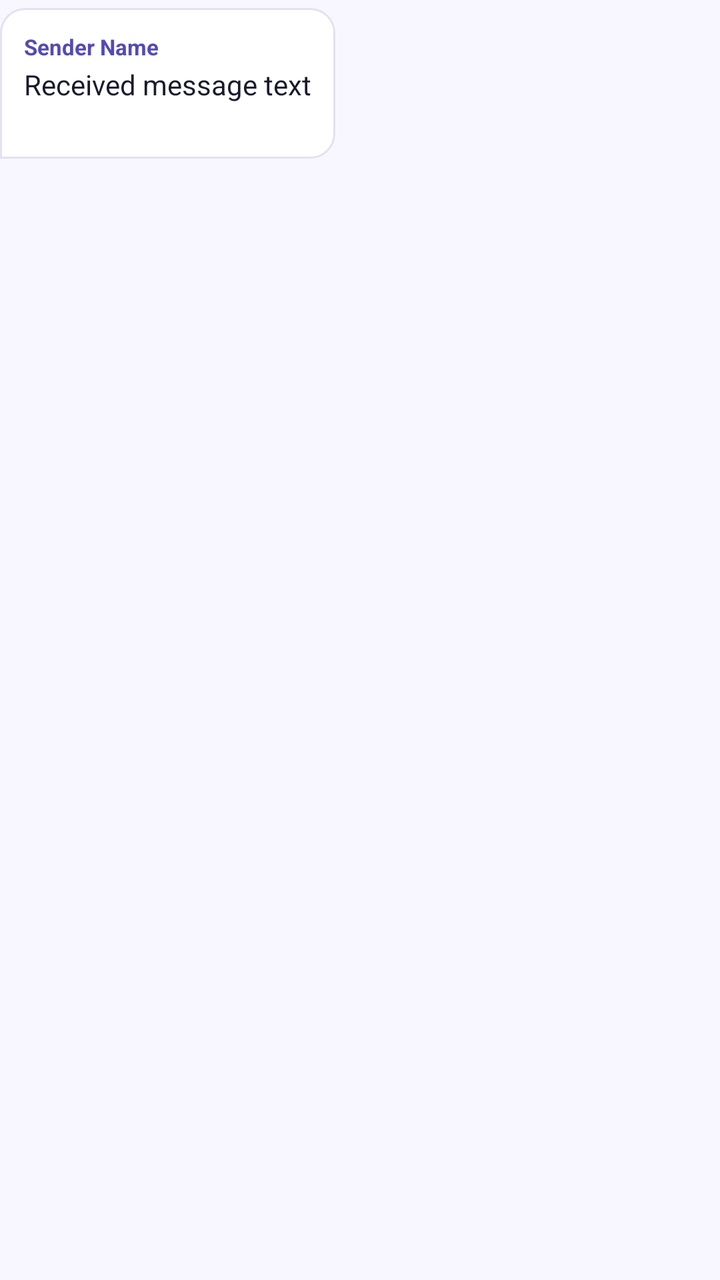
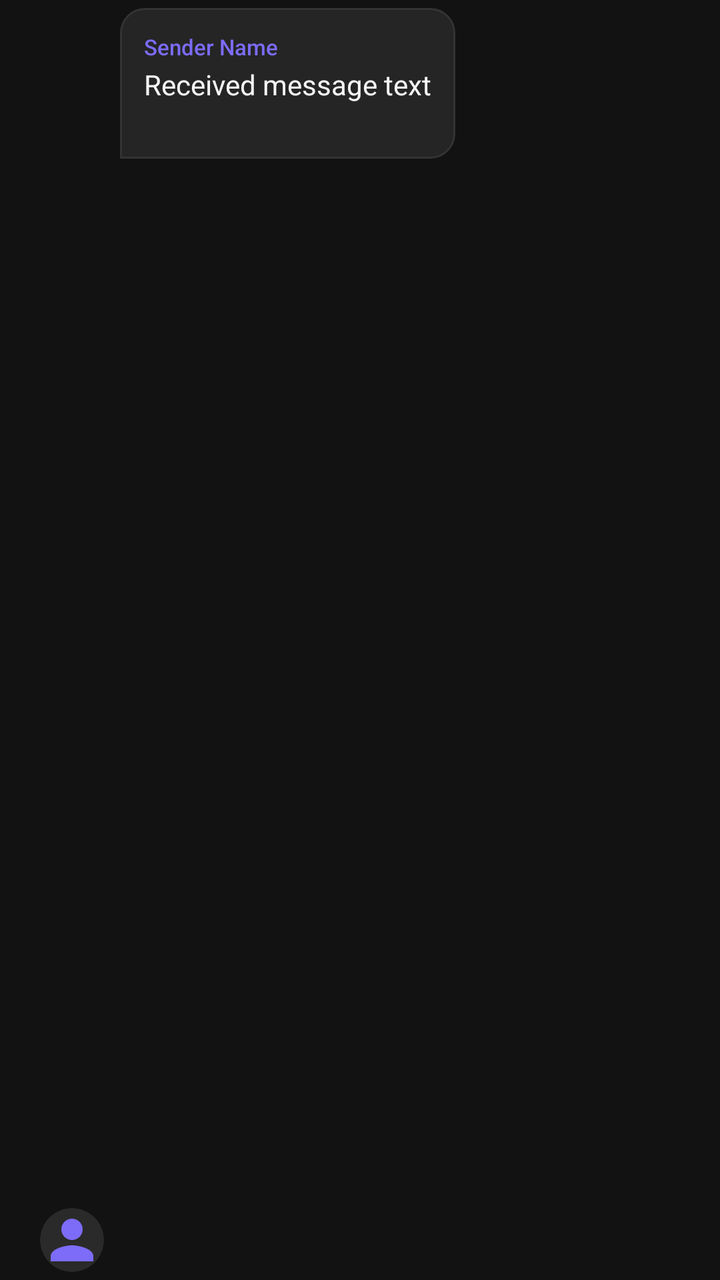

Screens rendered from an Android XML layout before and after an edit, with the pre-edit source and the edit as a unified diff.
<!-- AndroidManifest.xml: application theme Theme.Findora -->
<!-- res/layout/item_chat_received.xml -->
<?xml version="1.0" encoding="utf-8"?>
<LinearLayout xmlns:android="http://schemas.android.com/apk/res/android"
    android:layout_width="match_parent"
    android:layout_height="wrap_content"
    android:gravity="start"
    android:orientation="vertical"
    android:paddingVertical="4dp">

    <LinearLayout
        android:layout_width="wrap_content"
        android:layout_height="wrap_content"
        android:background="@drawable/bg_bubble_received"
        android:orientation="vertical"
        android:padding="12dp">

        <TextView
            android:id="@+id/tvSenderName"
            android:layout_width="wrap_content"
            android:layout_height="wrap_content"
            android:layout_marginBottom="2dp"
            android:text="Sender Name"
            android:textColor="@color/primary_purple"
            android:textSize="11sp"
            android:textStyle="bold" />

        <TextView
            android:id="@+id/tvMessage"
            android:layout_width="wrap_content"
            android:layout_height="wrap_content"
            android:maxWidth="280dp"
            android:text="Received message text"
            android:textColor="@color/text_dark"
            android:textSize="14sp" />

        <TextView
            android:id="@+id/tvTime"
            android:layout_width="wrap_content"
            android:layout_height="wrap_content"
            android:layout_gravity="end"
            android:layout_marginTop="2dp"
            android:textColor="@color/text_gray"
            android:textSize="10sp" />
    </LinearLayout>
</LinearLayout>
<!-- resources referenced by this layout -->
<resources>
  <color name="primary_purple">#534AB7</color>
  <color name="text_dark">#1A1A2E</color>
  <color name="text_gray">#6B6B8A</color>
  <!-- drawable bg_bubble_received (drawable) -->
  <?xml version="1.0" encoding="utf-8"?>
  <shape xmlns:android="http://schemas.android.com/apk/res/android"
      android:shape="rectangle">
      <corners
          android:topLeftRadius="12dp"
          android:topRightRadius="12dp"
          android:bottomLeftRadius="0dp"
          android:bottomRightRadius="12dp" />
      <solid android:color="@color/white" />
      <stroke android:width="1dp" android:color="@color/card_border" />
  </shape>
  <style name="Theme.Findora" parent="Theme.Material3.DayNight.NoActionBar">
          
          <item name="colorPrimary">@color/primary_purple</item>
          <item name="colorOnPrimary">@color/white</item>
          <item name="colorPrimaryContainer">@color/light_purple</item>
          <item name="colorOnPrimaryContainer">@color/dark_purple</item>
  
          
          <item name="colorSecondary">@color/success_green</item>
          <item name="colorOnSecondary">@color/white</item>
          <item name="colorSecondaryContainer">@color/light_green</item>
          <item name="colorOnSecondaryContainer">@color/success_green</item>
  
          
          <item name="android:statusBarColor">@color/screen_background</item>
          <item name="android:windowLightStatusBar">true</item>
          
          
          <item name="android:windowBackground">@color/screen_background</item>
  
          
          <item name="materialButtonStyle">@style/Widget.Findora.Button</item>
          <item name="materialCardViewStyle">@style/Widget.Findora.Card</item>
          <item name="textInputStyle">@style/Widget.Findora.TextInputLayout</item>
      </style>
  <color name="card_border">#E2E2F0</color>
  <color name="light_purple">#EEEDFE</color>
  <color name="dark_purple">#3C3489</color>
  <color name="success_green">#1D9E75</color>
  <color name="light_green">#E1F5EE</color>
  <color name="screen_background">#F8F7FF</color>
  <style name="Widget.Findora.Button" parent="Widget.Material3.Button">
          <item name="cornerRadius">12dp</item>
          <item name="android:insetTop">0dp</item>
          <item name="android:insetBottom">0dp</item>
          <item name="android:textAllCaps">false</item>
          <item name="android:fontFamily">sans-serif-medium</item>
          <item name="android:paddingTop">12dp</item>
          <item name="android:paddingBottom">12dp</item>
      </style>
  <style name="Widget.Findora.Card" parent="Widget.Material3.CardView.Elevated">
          <item name="cardCornerRadius">16dp</item>
          <item name="cardElevation">2dp</item>
          <item name="strokeColor">@color/card_border</item>
          <item name="strokeWidth">1dp</item>
          <item name="cardBackgroundColor">@color/white</item>
      </style>
  <style name="Widget.Findora.TextInputLayout" parent="Widget.Material3.TextInputLayout.OutlinedBox">
          <item name="boxCornerRadiusTopStart">12dp</item>
          <item name="boxCornerRadiusTopEnd">12dp</item>
          <item name="boxCornerRadiusBottomStart">12dp</item>
          <item name="boxCornerRadiusBottomEnd">12dp</item>
          <item name="boxStrokeColor">@color/primary_purple</item>
          <item name="hintTextColor">@color/primary_purple</item>
          <item name="android:textColorHint">@color/text_gray</item>
      </style>
  <!-- unchanged entries left out for length: 1 -->
</resources>

<!-- the commit's change to res/layout/item_chat_received.xml (unified diff, before → after) -->
@@ -1,10 +1,30 @@
 <?xml version="1.0" encoding="utf-8"?>
 <LinearLayout xmlns:android="http://schemas.android.com/apk/res/android"
+    xmlns:app="http://schemas.android.com/apk/res-auto"
     android:layout_width="match_parent"
     android:layout_height="wrap_content"
     android:gravity="start"
-    android:orientation="vertical"
-    android:paddingVertical="4dp">
+    android:orientation="horizontal"
+    android:paddingVertical="4dp"
+    android:paddingHorizontal="@dimen/screen_padding_horizontal">
+
+    <com.google.android.material.card.MaterialCardView
+        android:id="@+id/cvAvatar"
+        android:layout_width="32dp"
+        android:layout_height="32dp"
+        android:layout_marginEnd="8dp"
+        android:layout_gravity="bottom"
+        app:cardCornerRadius="16dp"
+        app:cardElevation="0dp">
+
+        <ImageView
+            android:id="@+id/ivAvatar"
+            android:layout_width="match_parent"
+            android:layout_height="match_parent"
+            android:scaleType="centerCrop"
+            android:src="@drawable/ic_person"
+            app:tint="@color/primary_purple" />
+    </com.google.android.material.card.MaterialCardView>
 
     <LinearLayout
         android:layout_width="wrap_content"
@@ -21,7 +41,18 @@
             android:text="Sender Name"
             android:textColor="@color/primary_purple"
             android:textSize="11sp"
-            android:textStyle="bold" />
+            android:fontFamily="sans-serif-medium" />
+
+        <com.google.android.material.imageview.ShapeableImageView
+            android:id="@+id/ivMessageImage"
+            android:layout_width="220dp"
+            android:layout_height="wrap_content"
+            android:maxHeight="260dp"
+            android:layout_marginBottom="4dp"
+            android:adjustViewBounds="true"
+            android:scaleType="centerCrop"
+            android:visibility="gone"
+            app:shapeAppearanceOverlay="@style/ShapeAppearance.Material3.Corner.Medium" />
 
         <TextView
             android:id="@+id/tvMessage"
@@ -32,13 +63,31 @@
             android:textColor="@color/text_dark"
             android:textSize="14sp" />
 
-        <TextView
-            android:id="@+id/tvTime"
+        <LinearLayout
             android:layout_width="wrap_content"
             android:layout_height="wrap_content"
             android:layout_gravity="end"
             android:layout_marginTop="2dp"
-            android:textColor="@color/text_gray"
-            android:textSize="10sp" />
+            android:orientation="horizontal"
+            android:gravity="center_vertical">
+            
+            <TextView
+                android:id="@+id/tvEdited"
+                android:layout_width="wrap_content"
+                android:layout_height="wrap_content"
+                android:layout_marginEnd="4dp"
+                android:text="(Edited)"
+                android:textColor="@color/text_hint"
+                android:textSize="10sp"
+                android:textStyle="italic"
+                android:visibility="gone" />
+
+            <TextView
+                android:id="@+id/tvTime"
+                android:layout_width="wrap_content"
+                android:layout_height="wrap_content"
+                android:textColor="@color/text_hint"
+                android:textSize="10sp" />
+        </LinearLayout>
     </LinearLayout>
 </LinearLayout>
<!-- resource entries referenced after the edit -->
@@ -1,8 +1,11 @@
 <!-- resources referenced by this layout -->
 <resources>
-  <color name="primary_purple">#534AB7</color>
-  <color name="text_dark">#1A1A2E</color>
-  <color name="text_gray">#6B6B8A</color>
+  <color name="primary_purple">#7C6CF8</color>
+  <color name="text_dark">#F5F5F5</color>
+  <color name="text_hint">#666666</color>
+  <dimen name="screen_padding_horizontal">20dp</dimen>
+  <color name="text_gray">#AAAAAA</color>
+  <color name="md_theme_outline">#444444</color>
   <!-- drawable bg_bubble_received (drawable) -->
   <?xml version="1.0" encoding="utf-8"?>
   <shape xmlns:android="http://schemas.android.com/apk/res/android"
@@ -12,64 +15,126 @@
           android:topRightRadius="12dp"
           android:bottomLeftRadius="0dp"
           android:bottomRightRadius="12dp" />
-      <solid android:color="@color/white" />
+      <solid android:color="@color/surface_02" />
       <stroke android:width="1dp" android:color="@color/card_border" />
   </shape>
-  <style name="Theme.Findora" parent="Theme.Material3.DayNight.NoActionBar">
+  <!-- drawable ic_person (drawable) -->
+  <vector xmlns:android="http://schemas.android.com/apk/res/android"
+      android:width="24dp"
+      android:height="24dp"
+      android:viewportWidth="24"
+      android:viewportHeight="24">
+    <path
+        android:fillColor="@color/text_dark"
+        android:pathData="M12,12c2.21,0 4,-1.79 4,-4s-1.79,-4 -4,-4 -4,1.79 -4,4 1.79,4 4,4zM12,14c-2.67,0 -8,1.34 -8,4v2h16v-2c0,-2.66 -5.33,-4 -8,-4z"/>
+  </vector>
+  <style name="Theme.Findora" parent="Theme.Material3.Dark.NoActionBar">
+  
           
           <item name="colorPrimary">@color/primary_purple</item>
           <item name="colorOnPrimary">@color/white</item>
           <item name="colorPrimaryContainer">@color/light_purple</item>
-          <item name="colorOnPrimaryContainer">@color/dark_purple</item>
+          <item name="colorOnPrimaryContainer">@color/md_theme_onPrimaryContainer</item>
   
-          
           <item name="colorSecondary">@color/success_green</item>
-          <item name="colorOnSecondary">@color/white</item>
+          <item name="colorOnSecondary">@color/md_theme_onSecondary</item>
           <item name="colorSecondaryContainer">@color/light_green</item>
           <item name="colorOnSecondaryContainer">@color/success_green</item>
   
+          <item name="colorError">@color/error_red</item>
+          <item name="colorOnError">@color/md_theme_onError</item>
+  
+          
+          <item name="android:colorBackground">@color/screen_background</item>
+          <item name="colorSurface">@color/surface_01</item>
+          <item name="colorOnSurface">@color/text_dark</item>
+          <item name="colorSurfaceVariant">@color/card_background</item>
+          <item name="colorOnSurfaceVariant">@color/text_gray</item>
+          <item name="colorOutline">@color/md_theme_outline</item>
+  
           
           <item name="android:statusBarColor">@color/screen_background</item>
-          <item name="android:windowLightStatusBar">true</item>
-          
-          
+          <item name="android:windowLightStatusBar" tools:targetApi="23">false</item>
           <item name="android:windowBackground">@color/screen_background</item>
+          <item name="android:navigationBarColor">@color/surface_01</item>
   
           
           <item name="materialButtonStyle">@style/Widget.Findora.Button</item>
           <item name="materialCardViewStyle">@style/Widget.Findora.Card</item>
           <item name="textInputStyle">@style/Widget.Findora.TextInputLayout</item>
+          <item name="chipStyle">@style/Widget.Findora.Chip</item>
+          <item name="bottomNavigationStyle">@style/Widget.Findora.BottomNav</item>
       </style>
-  <color name="card_border">#E2E2F0</color>
-  <color name="light_purple">#EEEDFE</color>
-  <color name="dark_purple">#3C3489</color>
-  <color name="success_green">#1D9E75</color>
-  <color name="light_green">#E1F5EE</color>
-  <color name="screen_background">#F8F7FF</color>
+  <color name="surface_02">#252525</color>
+  <color name="card_border">#333333</color>
+  <color name="light_purple">#2D2550</color>
+  <color name="md_theme_onPrimaryContainer">#CEC6FF</color>
+  <color name="success_green">#4ADE80</color>
+  <color name="md_theme_onSecondary">#0A2618</color>
+  <color name="light_green">#0D2B1A</color>
+  <color name="error_red">#F87171</color>
+  <color name="md_theme_onError">#3D0000</color>
+  <color name="screen_background">#121212</color>
+  <color name="surface_01">#1E1E1E</color>
+  <color name="card_background">#2A2A2A</color>
   <style name="Widget.Findora.Button" parent="Widget.Material3.Button">
-          <item name="cornerRadius">12dp</item>
+          <item name="cornerRadius">@dimen/button_corner_radius</item>
           <item name="android:insetTop">0dp</item>
           <item name="android:insetBottom">0dp</item>
           <item name="android:textAllCaps">false</item>
+          <item name="android:textSize">@dimen/text_body</item>
           <item name="android:fontFamily">sans-serif-medium</item>
-          <item name="android:paddingTop">12dp</item>
-          <item name="android:paddingBottom">12dp</item>
+          <item name="android:minHeight">@dimen/button_height</item>
+          <item name="android:letterSpacing">0.02</item>
+          <item name="backgroundTint">@color/primary_purple</item>
+          <item name="android:textColor">@color/white</item>
       </style>
   <style name="Widget.Findora.Card" parent="Widget.Material3.CardView.Elevated">
-          <item name="cardCornerRadius">16dp</item>
-          <item name="cardElevation">2dp</item>
-          <item name="strokeColor">@color/card_border</item>
-          <item name="strokeWidth">1dp</item>
-          <item name="cardBackgroundColor">@color/white</item>
+          <item name="cardCornerRadius">@dimen/card_corner_radius</item>
+          <item name="cardElevation">0dp</item>
+          <item name="strokeWidth">0dp</item>
+          <item name="cardBackgroundColor">@color/card_background</item>
+          <item name="rippleColor">@color/primary_purple_10</item>
       </style>
   <style name="Widget.Findora.TextInputLayout" parent="Widget.Material3.TextInputLayout.OutlinedBox">
-          <item name="boxCornerRadiusTopStart">12dp</item>
-          <item name="boxCornerRadiusTopEnd">12dp</item>
-          <item name="boxCornerRadiusBottomStart">12dp</item>
-          <item name="boxCornerRadiusBottomEnd">12dp</item>
-          <item name="boxStrokeColor">@color/primary_purple</item>
+          <item name="boxCornerRadiusTopStart">@dimen/input_corner_radius</item>
+          <item name="boxCornerRadiusTopEnd">@dimen/input_corner_radius</item>
+          <item name="boxCornerRadiusBottomStart">@dimen/input_corner_radius</item>
+          <item name="boxCornerRadiusBottomEnd">@dimen/input_corner_radius</item>
+          <item name="boxStrokeColor">@color/md_theme_outline</item>
+          <item name="boxStrokeWidthFocused">2dp</item>
           <item name="hintTextColor">@color/primary_purple</item>
-          <item name="android:textColorHint">@color/text_gray</item>
+          <item name="android:textColorHint">@color/text_hint</item>
+          <item name="boxBackgroundColor">@color/surface_02</item>
+          <item name="endIconTint">@color/text_gray</item>
+          <item name="startIconTint">@color/text_gray</item>
+      </style>
+  <style name="Widget.Findora.Chip" parent="Widget.Material3.Chip.Filter">
+          <item name="chipCornerRadius">@dimen/chip_corner_radius</item>
+          <item name="chipBackgroundColor">@color/chip_bg_colors</item>
+          <item name="chipStrokeColor">@color/chip_stroke_colors</item>
+          <item name="chipStrokeWidth">1dp</item>
+          <item name="android:textColor">@color/chip_text_colors</item>
+          <item name="checkedIconVisible">false</item>
+          <item name="chipMinHeight">36dp</item>
+          <item name="android:textSize">@dimen/text_caption</item>
+          <item name="android:textStyle">bold</item>
+      </style>
+  <style name="Widget.Findora.BottomNav" parent="Widget.MaterialComponents.BottomNavigationView">
+          <item name="itemIconTint">@color/nav_item_colors</item>
+          <item name="itemTextColor">@color/nav_item_colors</item>
+          <item name="itemActiveIndicatorStyle">@style/Widget.Findora.BottomNav.ActiveIndicator</item>
+      </style>
+  <dimen name="button_corner_radius">16dp</dimen>
+  <dimen name="text_body">15sp</dimen>
+  <dimen name="button_height">56dp</dimen>
+  <dimen name="card_corner_radius">20dp</dimen>
+  <color name="primary_purple_10">#1A7C6CF8</color>
+  <dimen name="input_corner_radius">14dp</dimen>
+  <dimen name="chip_corner_radius">20dp</dimen>
+  <dimen name="text_caption">13sp</dimen>
+  <style name="Widget.Findora.BottomNav.ActiveIndicator" parent="Widget.Material3.BottomNavigationView.ActiveIndicator">
+          <item name="android:color">@color/light_purple</item>
       </style>
   <!-- unchanged entries left out for length: 1 -->
 </resources>
